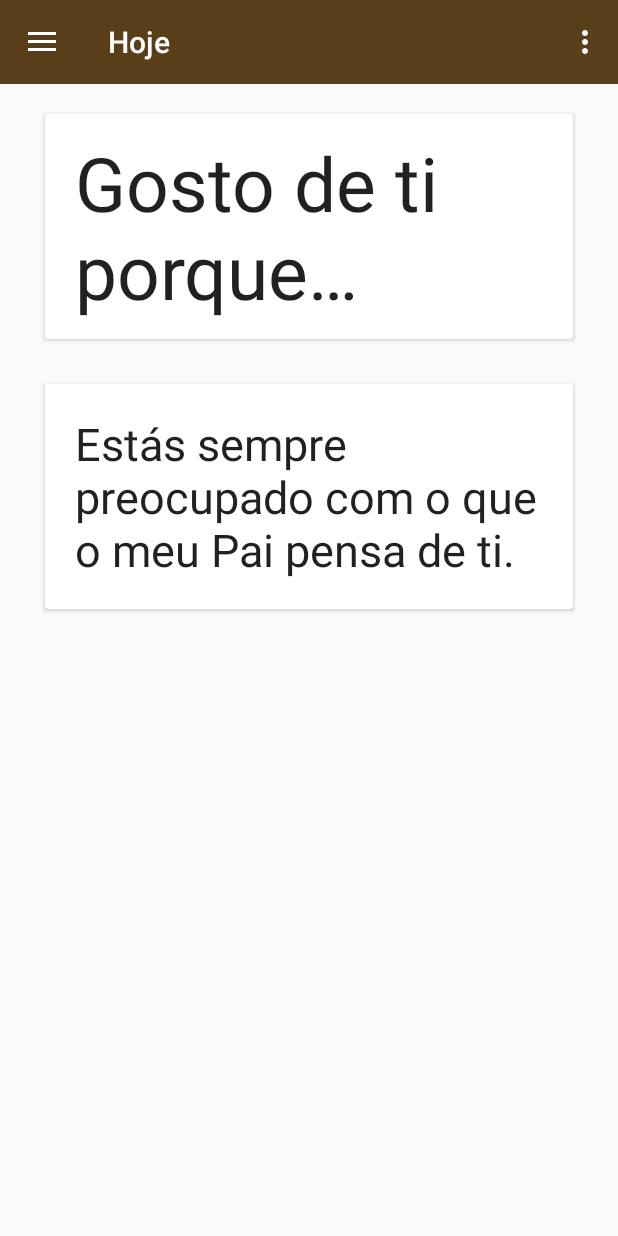
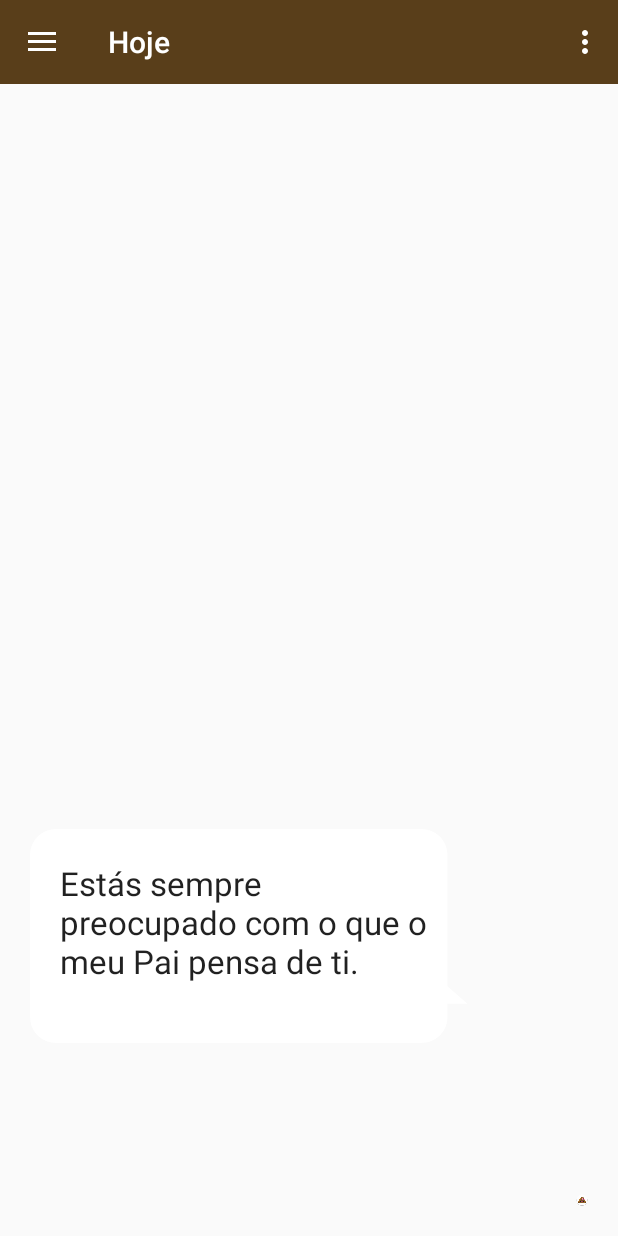
Before and after one commit to ponces/PoopCalendar-Android, an Android app: the screen it shows after launch (MainActivity), on a phone screen of 412 x 824 dp. Run offline under Robolectric (Android 15) with nearby library versions, the phone set to English and light mode, and no system bars; 3 statements that could not run were skipped.

Commit message:
Icon novo e inicio de alteração da Main

```diff
--- a/app/src/main/java/com/ponces/alberto/calendariococo/MainActivity.java
+++ b/app/src/main/java/com/ponces/alberto/calendariococo/MainActivity.java
@@ -17,6 +17,7 @@ import android.support.v7.widget.Toolbar;
 import android.view.Gravity;
 import android.view.Menu;
 import android.view.MenuItem;
+import android.webkit.WebView;
 import android.widget.ImageView;
 import android.widget.LinearLayout;
 import android.widget.TextView;
@@ -193,13 +194,16 @@ public class MainActivity extends AppCompatActivity {
     private void updateHeader() {
         TextView textView5 = (TextView) findViewById(R.id.textView5);
         ImageView imageView = (ImageView) findViewById(R.id.imageView);
+        ImageView imageView2 = (ImageView) findViewById(R.id.imageView2);
         LinearLayout linearLayout = (LinearLayout) findViewById(R.id.linearLayout);
         if(table.equals("cozinho")) {
             textView5.setText(String.format(getResources().getString(R.string.header_text), "Cózinho"));
             imageView.setImageResource(R.drawable.cozinho);
+            imageView2.setImageResource(R.drawable.cozinha);
         } else {
             textView5.setText(String.format(getResources().getString(R.string.header_text), "Cózinha"));
             imageView.setImageResource(R.drawable.cozinha);
+            imageView2.setImageResource(R.drawable.cozinho);
         }
         String season = ctrl.getSeason();
         if(season.equals("winter")) {
--- a/app/src/main/res/layout/activity_main.xml
+++ b/app/src/main/res/layout/activity_main.xml
@@ -22,7 +22,7 @@
             android:layout_width="match_parent"
             android:layout_height="match_parent" >
 
-            <android.support.v7.widget.CardView
+            <!--<android.support.v7.widget.CardView
                 android:layout_width="match_parent"
                 android:layout_height="150dp"
                 android:layout_marginLeft="30dp"
@@ -56,7 +56,36 @@
                     android:textAppearance="?android:attr/textAppearanceLarge"
                     android:id="@+id/textView"
                     android:text="@string/description"/>
-        </android.support.v7.widget.CardView>
+        </android.support.v7.widget.CardView>-->
+            <ImageView
+                android:id="@+id/imageView3"
+                android:layout_height="200dp"
+                android:layout_width="wrap_content"
+                android:layout_gravity="bottom|left"
+                android:src="@drawable/bubble_right"
+                android:contentDescription="@string/content_description"
+                android:layout_marginBottom="100dp"
+                android:layout_marginRight="100dp"
+                android:layout_marginLeft="20dp"/>
+            <TextView
+                android:layout_width="250dp"
+                android:layout_height="220dp"
+                android:layout_gravity="bottom|left"
+                android:layout_marginRight="200dp"
+                android:layout_marginLeft="40dp"
+                android:layout_marginBottom="30dp"
+                android:textAppearance="?android:attr/textAppearanceLarge"
+                android:id="@+id/textView"
+                android:text="@string/description" />
+            <ImageView
+                android:id="@+id/imageView2"
+                android:layout_width="@dimen/tab_min_width"
+                android:layout_height="@dimen/tab_min_width"
+                android:layout_gravity="bottom|right"
+                android:layout_marginBottom="20dp"
+                android:layout_marginRight="20dp"
+                android:src="@drawable/cozinho"
+                android:contentDescription="@string/content_description" />
         </FrameLayout>
     </LinearLayout>
 
--- a/app/src/main/res/layout/nav_header.xml
+++ b/app/src/main/res/layout/nav_header.xml
@@ -13,7 +13,6 @@
         android:id="@+id/imageView"
         android:layout_width="@dimen/fab_size_normal"
         android:layout_height="@dimen/fab_size_normal"
-        android:layout_marginLeft="0dp"
         android:src="@drawable/cozinho"
         android:contentDescription="@string/content_description" />
 
--- a/app/src/main/res/menu/drawer_view.xml
+++ b/app/src/main/res/menu/drawer_view.xml
@@ -12,6 +12,6 @@
         <item
             android:id="@+id/nav_third_fragment"
             android:icon="@drawable/ic_all"
-            android:title="@string/all" />
+            android:title="@string/everything" />
     </group>
 </menu>
--- a/app/src/main/res/values/strings.xml
+++ b/app/src/main/res/values/strings.xml
@@ -2,11 +2,11 @@
     <string name="app_name">Calendário Cocó</string>
     <string name="title_activity_today" translatable="false">@string/today</string>
     <string name="title_activity_calendar" translatable="false">@string/calendar</string>
-    <string name="title_activity_cards">@string/all</string>
+    <string name="title_activity_cards" translatable="false">@string/everything</string>
 
     <string name="today">Hoje</string>
     <string name="calendar">Calendário</string>
-    <string name="all">Tudo</string>
+    <string name="everything">Tudo</string>
     <string name="drawer_open">Abrir navigation drawer</string>
     <string name="drawer_close">Fechar navigation drawer</string>
 
```
Also changed, not shown: app/src/main/res/drawable/bubble_left.png (added), app/src/main/res/drawable/bubble_right.png (added), app/src/main/res/mipmap-hdpi/ic_launcher.png, app/src/main/res/mipmap-mdpi/ic_launcher.png, app/src/main/res/mipmap-xhdpi/ic_launcher.png, app/src/main/res/mipmap-xxhdpi/ic_launcher.png, app/src/main/res/mipmap-xxxhdpi/ic_launcher.png, 1 other file.
